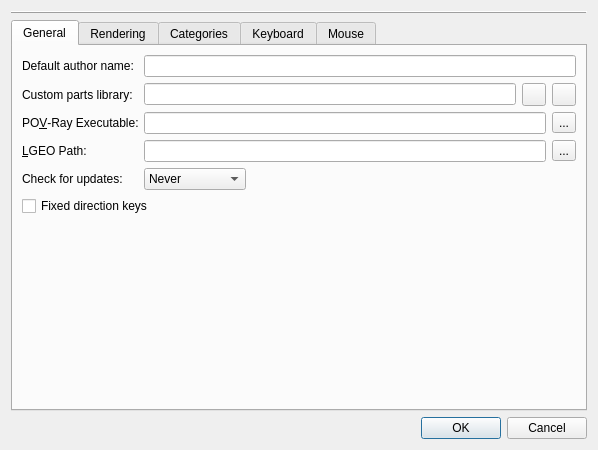
Qt form qt/lc_qpreferencesdialog.ui (leozide/leocad) before a commit.
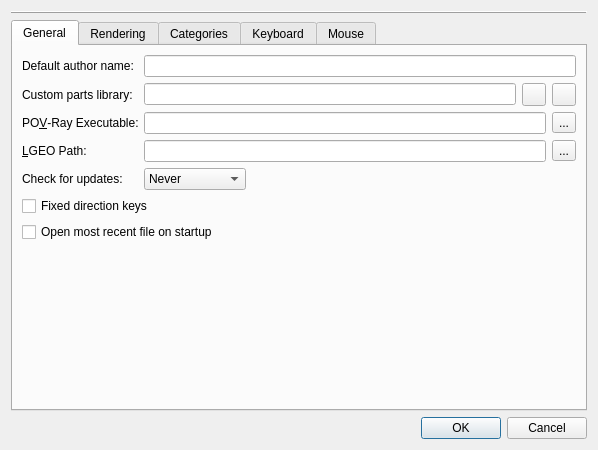
The same form after that commit. Icons and pictures are not drawn.

Commit message: Add auto-load for most recent file. Relates #216

```diff
--- a/qt/lc_qpreferencesdialog.ui
+++ b/qt/lc_qpreferencesdialog.ui
@@ -167,6 +167,13 @@
          </property>
         </widget>
        </item>
+       <item row="8" column="0" colspan="2">
+        <widget class="QCheckBox" name="autoLoadMostRecent">
+         <property name="text">
+          <string>Open most recent file on startup</string>
+         </property>
+        </widget>
+       </item>
       </layout>
      </widget>
      <widget class="QWidget" name="tabRendering">
```
The commit also changes 8 other files.
